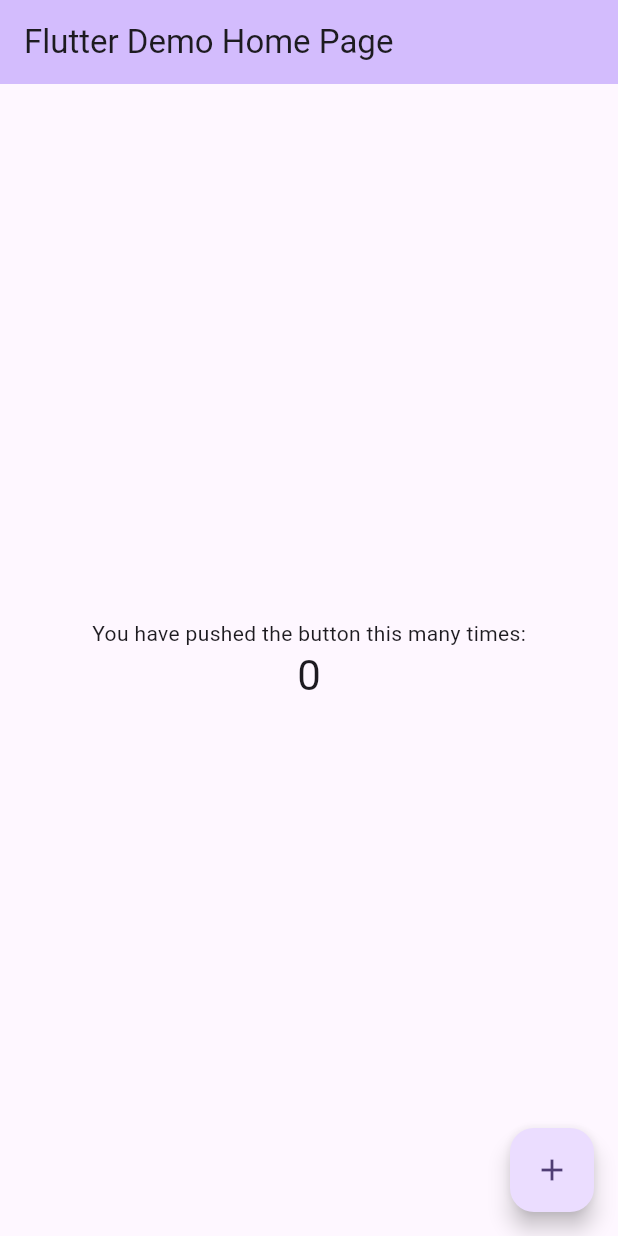
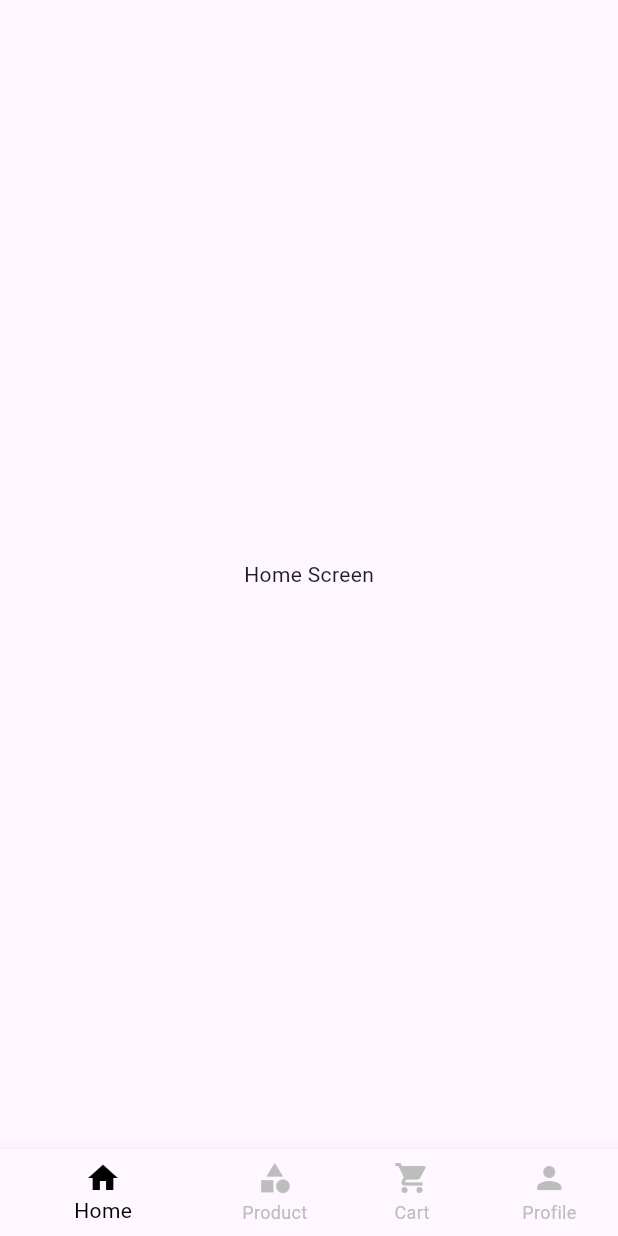
Before and after one commit to Fizahere/BabyShop, a Flutter app: the screen it shows after launch, on a phone screen of 412 x 824 dp. Run offline on Flutter 3.47's test engine with Material 3 defaults, Android fonts, the phone set to English and light mode, and no system bars.

Commit message:
[baby shop start]

```diff
--- /dev/null
+++ b/lib/ClientSite/Home.dart
@@ -0,0 +1,50 @@
+import 'package:baby_shop/ClientSite/cart_screen.dart';
+import 'package:baby_shop/ClientSite/home_screen.dart';
+import 'package:baby_shop/ClientSite/product_screen.dart';
+import 'package:baby_shop/ClientSite/profile_screen.dart';
+import 'package:flutter/material.dart';
+
+class Home extends StatefulWidget {
+  const Home({super.key});
+
+  @override
+  State<Home> createState() => _HomeState();
+}
+
+class _HomeState extends State<Home> {
+
+  int currentIndex = 0;
+
+  void pageShifter(index){
+    setState(() {
+      currentIndex = index;
+    });
+  }
+
+  List myScreens = <Widget>[
+    const HomeScreen(),
+    const ProductScreen(),
+    const CartScreen(),
+    const ProfileScreen()
+  ];
+
+  @override
+  Widget build(BuildContext context) {
+    return Scaffold(
+      body: myScreens[currentIndex],
+      bottomNavigationBar: BottomNavigationBar(
+        selectedItemColor: Colors.black,
+        unselectedItemColor: Colors.grey.shade400,
+        showUnselectedLabels: true,
+        currentIndex: currentIndex,
+        onTap: pageShifter,
+        items: const [
+          BottomNavigationBarItem(icon: Icon(Icons.home),label: "Home"),
+          BottomNavigationBarItem(icon: Icon(Icons.category),label: "Product"),
+          BottomNavigationBarItem(icon: Icon(Icons.shopping_cart),label: "Cart"),
+          BottomNavigationBarItem(icon: Icon(Icons.person),label: "Profile"),
+        ],
+      ),
+    );
+  }
+}
--- /dev/null
+++ b/lib/ClientSite/home_screen.dart
@@ -0,0 +1,17 @@
+import 'package:flutter/material.dart';
+
+class HomeScreen extends StatefulWidget {
+  const HomeScreen({super.key});
+
+  @override
+  State<HomeScreen> createState() => _HomeScreenState();
+}
+
+class _HomeScreenState extends State<HomeScreen> {
+  @override
+  Widget build(BuildContext context) {
+    return Scaffold(
+      body: Center(child: Text("Home Screen"),),
+    );
+  }
+}
--- a/lib/main.dart
+++ b/lib/main.dart
@@ -1,3 +1,4 @@
+import 'package:baby_shop/ClientSite/Home.dart';
 import 'package:flutter/material.dart';
 
 void main() {
@@ -7,119 +8,10 @@ void main() {
 class MyApp extends StatelessWidget {
   const MyApp({super.key});
 
-  // This widget is the root of your application.
   @override
   Widget build(BuildContext context) {
     return MaterialApp(
-      title: 'Flutter Demo',
-      theme: ThemeData(
-        // This is the theme of your application.
-        //
-        // TRY THIS: Try running your application with "flutter run". You'll see
-        // the application has a purple toolbar. Then, without quitting the app,
-        // try changing the seedColor in the colorScheme below to Colors.green
-        // and then invoke "hot reload" (save your changes or press the "hot
-        // reload" button in a Flutter-supported IDE, or press "r" if you used
-        // the command line to start the app).
-        //
-        // Notice that the counter didn't reset back to zero; the application
-        // state is not lost during the reload. To reset the state, use hot
-        // restart instead.
-        //
-        // This works for code too, not just values: Most code changes can be
-        // tested with just a hot reload.
-        colorScheme: ColorScheme.fromSeed(seedColor: Colors.deepPurple),
-        useMaterial3: true,
-      ),
-      home: const MyHomePage(title: 'Flutter Demo Home Page'),
+      home: Home(),
     );
   }
 }
-
-class MyHomePage extends StatefulWidget {
-  const MyHomePage({super.key, required this.title});
-
-  // This widget is the home page of your application. It is stateful, meaning
-  // that it has a State object (defined below) that contains fields that affect
-  // how it looks.
-
-  // This class is the configuration for the state. It holds the values (in this
-  // case the title) provided by the parent (in this case the App widget) and
-  // used by the build method of the State. Fields in a Widget subclass are
-  // always marked "final".
-
-  final String title;
-
-  @override
-  State<MyHomePage> createState() => _MyHomePageState();
-}
-
-class _MyHomePageState extends State<MyHomePage> {
-  int _counter = 0;
-
-  void _incrementCounter() {
-    setState(() {
-      // This call to setState tells the Flutter framework that something has
-      // changed in this State, which causes it to rerun the build method below
-      // so that the display can reflect the updated values. If we changed
-      // _counter without calling setState(), then the build method would not be
-      // called again, and so nothing would appear to happen.
-      _counter++;
-    });
-  }
-
-  @override
-  Widget build(BuildContext context) {
-    // This method is rerun every time setState is called, for instance as done
-    // by the _incrementCounter method above.
-    //
-    // The Flutter framework has been optimized to make rerunning build methods
-    // fast, so that you can just rebuild anything that needs updating rather
-    // than having to individually change instances of widgets.
-    return Scaffold(
-      appBar: AppBar(
-        // TRY THIS: Try changing the color here to a specific color (to
-        // Colors.amber, perhaps?) and trigger a hot reload to see the AppBar
-        // change color while the other colors stay the same.
-        backgroundColor: Theme.of(context).colorScheme.inversePrimary,
-        // Here we take the value from the MyHomePage object that was created by
-        // the App.build method, and use it to set our appbar title.
-        title: Text(widget.title),
-      ),
-      body: Center(
-        // Center is a layout widget. It takes a single child and positions it
-        // in the middle of the parent.
-        child: Column(
-          // Column is also a layout widget. It takes a list of children and
-          // arranges them vertically. By default, it sizes itself to fit its
-          // children horizontally, and tries to be as tall as its parent.
-          //
-          // Column has various properties to control how it sizes itself and
-          // how it positions its children. Here we use mainAxisAlignment to
-          // center the children vertically; the main axis here is the vertical
-          // axis because Columns are vertical (the cross axis would be
-          // horizontal).
-          //
-          // TRY THIS: Invoke "debug painting" (choose the "Toggle Debug Paint"
-          // action in the IDE, or press "p" in the console), to see the
-          // wireframe for each widget.
-          mainAxisAlignment: MainAxisAlignment.center,
-          children: <Widget>[
-            const Text(
-              'You have pushed the button this many times:',
-            ),
-            Text(
-              '$_counter',
-              style: Theme.of(context).textTheme.headlineMedium,
-            ),
-          ],
-        ),
-      ),
-      floatingActionButton: FloatingActionButton(
-        onPressed: _incrementCounter,
-        tooltip: 'Increment',
-        child: const Icon(Icons.add),
-      ), // This trailing comma makes auto-formatting nicer for build methods.
-    );
-  }
-}
```
Also changed, not shown: lib/Auth/Register.dart (added, +17 -0 lines), lib/ClientSite/cart_screen.dart (added, +17 -0 lines), lib/ClientSite/product_screen.dart (added, +17 -0 lines), lib/ClientSite/profile_screen.dart (added, +17 -0 lines), lib/Auth/Login.dart (added).
